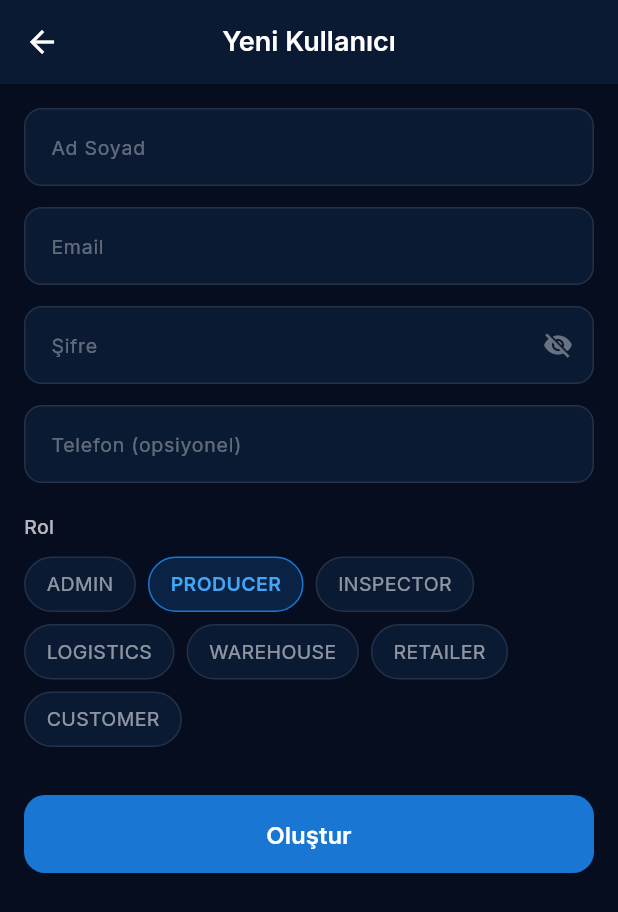
After one commit to enesibis/IbisSupply, a Flutter app: the _CreateView screen opened directly, on a phone screen of 412 x 824 dp. The commit adds this screen. Shown: the top 912 px of the screen. Run offline on Flutter 3.47's test engine with Material 3 defaults, Android fonts, the phone set to English and light mode, and no system bars; our stand-ins replace dio, equatable, flutter_bloc, flutter_secure_storage, go_router, google_fonts and 1 more; missing offline and left inert: mobile_scanner; accounts and stored records are empty; network calls fail.

Commit message:
feat: Admin panel — user management API + Flutter screens

```diff
--- a/mobile/lib/core/utils/app_router.dart
+++ b/mobile/lib/core/utils/app_router.dart
@@ -10,6 +10,8 @@ import '../../features/shipment/screen/shipment_list_screen.dart';
 import '../../features/qr/screen/product_trace_screen.dart';
 import '../../features/quality/screen/quality_list_screen.dart';
 import '../../features/quality/screen/quality_create_screen.dart';
+import '../../features/admin/screen/admin_user_list_screen.dart';
+import '../../features/admin/screen/admin_user_create_screen.dart';
 
 final GoRouter appRouter = GoRouter(
   initialLocation: '/splash',
@@ -65,6 +67,14 @@ final GoRouter appRouter = GoRouter(
     GoRoute(
       path: '/quality-checks/create',
       builder: (context, state) => const QualityCreateScreen(),
+    ),
+    GoRoute(
+      path: '/admin/users',
+      builder: (context, state) => const AdminUserListScreen(),
+    ),
+    GoRoute(
+      path: '/admin/users/create',
+      builder: (context, state) => const AdminUserCreateScreen(),
     ),
   ],
 );
--- /dev/null
+++ b/mobile/lib/features/admin/bloc/admin_bloc.dart
@@ -0,0 +1,114 @@
+import 'package:flutter_bloc/flutter_bloc.dart';
+import 'package:equatable/equatable.dart';
+import 'package:dio/dio.dart';
+import '../model/user_model.dart';
+import '../../../core/api/api_client.dart';
+
+// ── Events ────────────────────────────────────────────────────────────────────
+abstract class AdminEvent extends Equatable {
+  @override List<Object?> get props => [];
+}
+
+class LoadUsers extends AdminEvent {}
+
+class CreateUser extends AdminEvent {
+  final String fullName, email, password, role;
+  final String? phone;
+  CreateUser({required this.fullName, required this.email, required this.password, required this.role, this.phone});
+  @override List<Object?> get props => [email];
+}
+
+class UpdateRole extends AdminEvent {
+  final String userId, role;
+  UpdateRole({required this.userId, required this.role});
+  @override List<Object?> get props => [userId, role];
+}
+
+class ToggleActive extends AdminEvent {
+  final String userId;
+  ToggleActive(this.userId);
+  @override List<Object?> get props => [userId];
+}
+
+// ── States ────────────────────────────────────────────────────────────────────
+abstract class AdminState extends Equatable {
+  @override List<Object?> get props => [];
+}
+
+class AdminInitial extends AdminState {}
+class AdminLoading extends AdminState {}
+
+class UsersLoaded extends AdminState {
+  final List<UserResponse> users;
+  UsersLoaded(this.users);
+  @override List<Object?> get props => [users];
+}
+
+class UserCreated extends AdminState {
+  final UserResponse user;
+  UserCreated(this.user);
+  @override List<Object?> get props => [user];
+}
+
+class AdminError extends AdminState {
+  final String message;
+  AdminError(this.message);
+  @override List<Object?> get props => [message];
+}
+
+// ── Bloc ──────────────────────────────────────────────────────────────────────
+class AdminBloc extends Bloc<AdminEvent, AdminState> {
+  final Dio _dio = ApiClient.create();
+
+  AdminBloc() : super(AdminInitial()) {
+    on<LoadUsers>(_onLoadUsers);
+    on<CreateUser>(_onCreateUser);
+    on<UpdateRole>(_onUpdateRole);
+    on<ToggleActive>(_onToggleActive);
+  }
+
+  Future<void> _onLoadUsers(LoadUsers event, Emitter<AdminState> emit) async {
+    emit(AdminLoading());
+    try {
+      final response = await _dio.get('/admin/users');
+      final users = (response.data as List).map((e) => UserResponse.fromJson(e)).toList();
+      emit(UsersLoaded(users));
+    } on DioException catch (e) {
+      emit(AdminError(e.response?.data?['message'] ?? 'Yüklenemedi'));
+    }
+  }
+
+  Future<void> _onCreateUser(CreateUser event, Emitter<AdminState> emit) async {
+    emit(AdminLoading());
+    try {
+      final response = await _dio.post('/admin/users', data: {
+        'fullName': event.fullName,
+        'email': event.email,
+        'password': event.password,
+        'phone': event.phone,
+        'role': event.role,
+      });
+      emit(UserCreated(UserResponse.fromJson(response.data)));
+    } on DioException catch (e) {
+      emit(AdminError(e.response?.data?['message'] ?? 'Kullanıcı oluşturulamadı'));
+    }
+  }
+
+  Future<void> _onUpdateRole(UpdateRole event, Emitter<AdminState> emit) async {
+    try {
+      await _dio.put('/admin/users/${event.userId}/role', data: {'role': event.role});
+      add(LoadUsers());
+    } on DioException catch (e) {
+      emit(AdminError(e.response?.data?['message'] ?? 'Rol güncellenemedi'));
+    }
+  }
+
+  Future<void> _onToggleActive(ToggleActive event, Emitter<AdminState> emit) async {
+    try {
+      await _dio.put('/admin/users/${event.userId}/toggle-active');
+      add(LoadUsers());
+    } on DioException catch (e) {
+      emit(AdminError(e.response?.data?['message'] ?? 'Durum güncellenemedi'));
+    }
+  }
+}
--- /dev/null
+++ b/mobile/lib/features/admin/model/user_model.dart
@@ -0,0 +1,32 @@
+class UserResponse {
+  final String id;
+  final String fullName;
+  final String email;
+  final String? phone;
+  final String role;
+  final String? organizationName;
+  final bool active;
+  final String createdAt;
+
+  UserResponse({
+    required this.id,
+    required this.fullName,
+    required this.email,
+    this.phone,
+    required this.role,
+    this.organizationName,
+    required this.active,
+    required this.createdAt,
+  });
+
+  factory UserResponse.fromJson(Map<String, dynamic> json) => UserResponse(
+        id: json['id'] ?? '',
+        fullName: json['fullName'] ?? '',
+        email: json['email'] ?? '',
+        phone: json['phone'],
+        role: json['role'] ?? '',
+        organizationName: json['organizationName'],
+        active: json['active'] ?? true,
+        createdAt: json['createdAt'] ?? '',
+      );
+}
--- /dev/null
+++ b/mobile/lib/features/admin/screen/admin_user_create_screen.dart
@@ -0,0 +1,196 @@
+import 'package:flutter/material.dart';
+import 'package:flutter_bloc/flutter_bloc.dart';
+import 'package:go_router/go_router.dart';
+import '../bloc/admin_bloc.dart';
+
+class AdminUserCreateScreen extends StatelessWidget {
+  const AdminUserCreateScreen({super.key});
+
+  @override
+  Widget build(BuildContext context) {
+    return BlocProvider(
+      create: (_) => AdminBloc(),
+      child: const _CreateView(),
+    );
+  }
+}
+
+class _CreateView extends StatefulWidget {
+  const _CreateView();
+  @override
+  State<_CreateView> createState() => _CreateViewState();
+}
+
+class _CreateViewState extends State<_CreateView> {
+  final _nameCtrl = TextEditingController();
+  final _emailCtrl = TextEditingController();
+  final _passCtrl = TextEditingController();
+  final _phoneCtrl = TextEditingController();
+  String _selectedRole = 'PRODUCER';
+  bool _obscure = true;
+
+  static const _roles = ['ADMIN', 'PRODUCER', 'INSPECTOR', 'LOGISTICS', 'WAREHOUSE', 'RETAILER', 'CUSTOMER'];
+
+  @override
+  void dispose() {
+    _nameCtrl.dispose(); _emailCtrl.dispose(); _passCtrl.dispose(); _phoneCtrl.dispose();
+    super.dispose();
+  }
+
+  void _submit(BuildContext context) {
+    if (_nameCtrl.text.isEmpty || _emailCtrl.text.isEmpty || _passCtrl.text.isEmpty) {
+      ScaffoldMessenger.of(context).showSnackBar(
+          const SnackBar(content: Text('Ad, email ve şifre zorunludur')));
+      return;
+    }
+    context.read<AdminBloc>().add(CreateUser(
+      fullName: _nameCtrl.text.trim(),
+      email: _emailCtrl.text.trim(),
+      password: _passCtrl.text,
+      phone: _phoneCtrl.text.isEmpty ? null : _phoneCtrl.text.trim(),
+      role: _selectedRole,
+    ));
+  }
+
+  @override
+  Widget build(BuildContext context) {
+    return Scaffold(
+      backgroundColor: const Color(0xFF060D1F),
+      appBar: AppBar(
+        backgroundColor: const Color(0xFF0B1A33),
+        foregroundColor: Colors.white,
+        title: const Text('Yeni Kullanıcı', style: TextStyle(fontSize: 18, fontWeight: FontWeight.w600)),
+        centerTitle: true,
+        elevation: 0,
+      ),
+      body: BlocConsumer<AdminBloc, AdminState>(
+        listener: (context, state) {
+          if (state is UserCreated) {
+            ScaffoldMessenger.of(context).showSnackBar(
+                const SnackBar(content: Text('Kullanıcı oluşturuldu'), backgroundColor: Color(0xFF2E7D32)));
+            context.pop();
+          }
+          if (state is AdminError) {
+            ScaffoldMessenger.of(context).showSnackBar(
+                SnackBar(content: Text(state.message), backgroundColor: Colors.red));
+          }
+        },
+        builder: (context, state) {
+          final isLoading = state is AdminLoading;
+          return SingleChildScrollView(
+            padding: const EdgeInsets.all(16),
+            child: Column(
+              crossAxisAlignment: CrossAxisAlignment.start,
+              children: [
+                _input('Ad Soyad', _nameCtrl),
+                const SizedBox(height: 14),
+                _input('Email', _emailCtrl, type: TextInputType.emailAddress),
+                const SizedBox(height: 14),
+                _passwordField(),
+                const SizedBox(height: 14),
+                _input('Telefon (opsiyonel)', _phoneCtrl, type: TextInputType.phone),
+                const SizedBox(height: 20),
+                _label('Rol'),
+                const SizedBox(height: 10),
+                _roleSelector(),
+                const SizedBox(height: 32),
+                SizedBox(
+                  width: double.infinity,
+                  child: ElevatedButton(
+                    onPressed: isLoading ? null : () => _submit(context),
+                    style: ElevatedButton.styleFrom(
+                      backgroundColor: const Color(0xFF1976D2),
+                      foregroundColor: Colors.white,
+                      padding: const EdgeInsets.symmetric(vertical: 16),
+                      shape: RoundedRectangleBorder(borderRadius: BorderRadius.circular(14)),
+                    ),
+                    child: isLoading
+                        ? const SizedBox(width: 20, height: 20,
+                            child: CircularProgressIndicator(color: Colors.white, strokeWidth: 2))
+                        : const Text('Oluştur', style: TextStyle(fontSize: 16, fontWeight: FontWeight.w600)),
+                  ),
+                ),
+              ],
+            ),
+          );
+        },
+      ),
+    );
+  }
+
+  Widget _label(String text) => Text(text,
+      style: TextStyle(color: Colors.white.withValues(alpha: 0.7), fontSize: 13, fontWeight: FontWeight.w500));
+
+  Widget _input(String hint, TextEditingController ctrl, {TextInputType type = TextInputType.text}) {
+    return TextField(
+      controller: ctrl,
+      keyboardType: type,
+      style: const TextStyle(color: Colors.white),
+      decoration: InputDecoration(
+        hintText: hint,
+        hintStyle: TextStyle(color: Colors.white.withValues(alpha: 0.35), fontSize: 13),
+        filled: true,
+        fillColor: const Color(0xFF0B1A33),
+        border: OutlineInputBorder(borderRadius: BorderRadius.circular(12), borderSide: BorderSide.none),
+        enabledBorder: OutlineInputBorder(
+          borderRadius: BorderRadius.circular(12),
+          borderSide: BorderSide(color: Colors.white.withValues(alpha: 0.1)),
+        ),
+        contentPadding: const EdgeInsets.symmetric(horizontal: 14, vertical: 14),
+      ),
+    );
+  }
+
+  Widget _passwordField() {
+    return TextField(
+      controller: _passCtrl,
+      obscureText: _obscure,
+      style: const TextStyle(color: Colors.white),
+      decoration: InputDecoration(
+        hintText: 'Şifre',
+        hintStyle: TextStyle(color: Colors.white.withValues(alpha: 0.35), fontSize: 13),
+        filled: true,
+        fillColor: const Color(0xFF0B1A33),
+        border: OutlineInputBorder(borderRadius: BorderRadius.circular(12), borderSide: BorderSide.none),
+        enabledBorder: OutlineInputBorder(
+          borderRadius: BorderRadius.circular(12),
+          borderSide: BorderSide(color: Colors.white.withValues(alpha: 0.1)),
+        ),
+        contentPadding: const EdgeInsets.symmetric(horizontal: 14, vertical: 14),
+        suffixIcon: IconButton(
+          icon: Icon(_obscure ? Icons.visibility_off : Icons.visibility, color: Colors.white38, size: 20),
+          onPressed: () => setState(() => _obscure = !_obscure),
+        ),
+      ),
+    );
+  }
+
+  Widget _roleSelector() {
+    return Wrap(
+      spacing: 8,
+      runSpacing: 8,
+      children: _roles.map((role) {
+        final isSelected = _selectedRole == role;
+        return GestureDetector(
+          onTap: () => setState(() => _selectedRole = role),
+          child: Container(
+            padding: const EdgeInsets.symmetric(horizontal: 14, vertical: 8),
+            decoration: BoxDecoration(
+              color: isSelected ? const Color(0xFF1976D2).withValues(alpha: 0.2) : const Color(0xFF0B1A33),
+              borderRadius: BorderRadius.circular(20),
+              border: Border.all(
+                color: isSelected ? const Color(0xFF1976D2) : Colors.white.withValues(alpha: 0.1),
+              ),
+            ),
+            child: Text(role,
+                style: TextStyle(
+                  color: isSelected ? const Color(0xFF42A5F5) : Colors.white54,
+                  fontSize: 13,
+                  fontWeight: isSelected ? FontWeight.w600 : FontWeight.normal,
+                )),
+          ),
+        );
+      }).toList(),
+    );
+  }
+}
--- a/mobile/lib/features/dashboard/screen/dashboard_screen.dart
+++ b/mobile/lib/features/dashboard/screen/dashboard_screen.dart
@@ -212,7 +212,7 @@ class DashboardScreen extends StatelessWidget {
         icon: Icons.admin_panel_settings_rounded,
         label: 'Yönetim',
         gradient: const LinearGradient(colors: [Color(0xFF263238), Color(0xFF546E7A)]),
-        onTap: () {},
+        onTap: () => context.push('/admin/users'),
       ));
     }
 
```
Also changed, not shown: mobile/lib/features/admin/screen/admin_user_list_screen.dart (added, +263 -0 lines), 5 other files.
